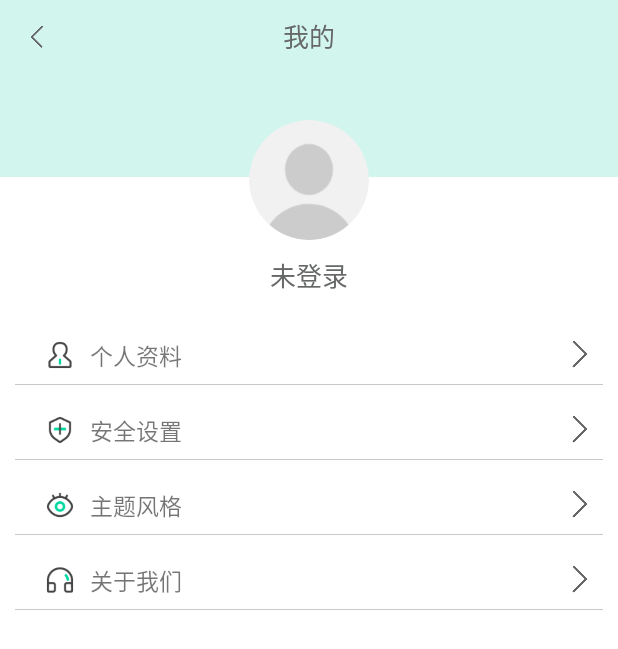
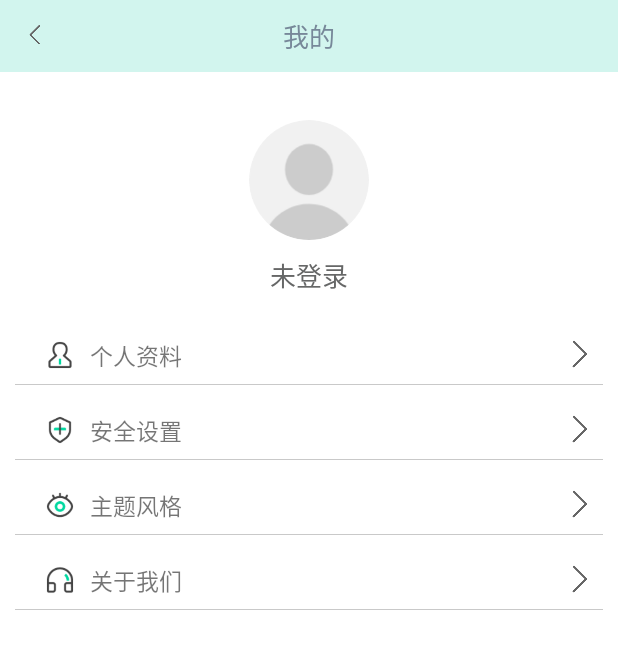
Before and after one commit to MerDuo/jiemo, an Android app: the mine screen opened directly, with no data from a screen before it, on a phone screen of 412 x 824 dp. Shown: the top 649 px of the screen. Run offline under Robolectric (Android 15) with nearby library versions, the phone set to English and light mode, and no system bars; libraries missing offline, so code that uses them is left out: com.zhy.changeskin; 2 statements that could not run were skipped.

```diff
--- a/app/src/main/java/cn/edu/cdut/jiemo/diary/DiaryBean.java
+++ b/app/src/main/java/cn/edu/cdut/jiemo/diary/DiaryBean.java
@@ -9,4 +9,5 @@ public class DiaryBean {
     public String diarytime;
     public String diarycategory;
     public int background;
+    public String uname;
 }
--- a/app/src/main/java/cn/edu/cdut/jiemo/login.java
+++ b/app/src/main/java/cn/edu/cdut/jiemo/login.java
@@ -158,6 +158,8 @@ public class login extends AppCompatActivity{
         SharedPreferences.Editor editor=sp.edit();
         //存入boolean类型的登录状态
         editor.putBoolean("isLogin", status);
+        // 删除用户名
+        editor.putString("loginUserName", "");
         //提交修改
         editor.commit();
     }
--- a/app/src/main/java/cn/edu/cdut/jiemo/mine/mine.java
+++ b/app/src/main/java/cn/edu/cdut/jiemo/mine/mine.java
@@ -6,6 +6,7 @@ import android.os.Bundle;
 import android.util.Log;
 import android.view.View;
 import android.widget.Button;
+import android.widget.ImageView;
 import android.widget.TextView;
 
 import com.zhy.changeskin.SkinManager;
@@ -14,6 +15,8 @@ import androidx.appcompat.app.ActionBar;
 import androidx.appcompat.app.AppCompatActivity;
 
 import androidx.constraintlayout.widget.ConstraintLayout;
+
+import cn.edu.cdut.jiemo.MainActivity;
 import cn.edu.cdut.jiemo.R;
 import cn.edu.cdut.jiemo.fragment.titleFragment;
 import cn.edu.cdut.jiemo.login;
@@ -64,6 +67,15 @@ public class mine extends AppCompatActivity {
     //设置点击事件函数
     protected void setClickListeners(){
 
+        ImageView returnbtn = findViewById(R.id.returnbtn);
+        returnbtn.setOnClickListener(new View.OnClickListener() {
+            @Override
+            public void onClick(View v) {
+                Intent intent = new Intent(mine.this, MainActivity.class);
+                startActivity(intent);
+            }
+        });
+
         //点击更改主题跳转到更改主题界面
         personalItemActivity changeTheme=findViewById(R.id.theme);
         changeTheme.setOnClickListener(new View.OnClickListener(){
@@ -99,8 +111,8 @@ public class mine extends AppCompatActivity {
         }
         //设置导航栏宽度
         //
-        titleFragment titlefragment=(titleFragment)getSupportFragmentManager().findFragmentById(R.id.title_fragement);
-        titlefragment.setButtompadding(70);
+//        titleFragment titlefragment=(titleFragment)getSupportFragmentManager().findFragmentById(R.id.title_fragement);
+//        titlefragment.setButtompadding(70);
     }
 
     public void refreash(){
@@ -169,6 +181,8 @@ public class mine extends AppCompatActivity {
                 SharedPreferences sp=getSharedPreferences("loginInfo", MODE_PRIVATE);
                 SharedPreferences.Editor editor=sp.edit();
                 editor.putBoolean("isLogin", false);
+                // 删除用户名
+                editor.putString("loginUserName","");
                 editor.commit();
                 //恢复默认主题色
                 SkinManager.getInstance().changeSkin("");
--- a/app/src/main/res/layout/activity_mine.xml
+++ b/app/src/main/res/layout/activity_mine.xml
@@ -9,12 +9,17 @@
     android:background="@drawable/sk_bg"
     android:tag="skin:sk_bg:background">
 
-    <fragment
-        android:id="@+id/title_fragement"
+<!--    <fragment-->
+<!--        android:id="@+id/title_fragement"-->
+<!--        android:layout_width="match_parent"-->
+<!--        android:layout_height="wrap_content"-->
+<!--        android:name="cn.edu.cdut.jiemo.fragment.titleFragment"-->
+<!--        tools:ignore="MissingConstraints" />-->
+    <cn.edu.cdut.jiemo.diary.Top2View
         android:layout_width="match_parent"
         android:layout_height="wrap_content"
-        android:name="cn.edu.cdut.jiemo.fragment.titleFragment"
-        tools:ignore="MissingConstraints" />
+        app:top2_text="我的"
+        app:top2_color="#778899"/>
 
     <androidx.constraintlayout.widget.Guideline
         android:id="@+id/guideline_imge"
```
Also changed, not shown: app/src/main/java/cn/edu/cdut/jiemo/diary/diaryWrite.java (+41 -12 lines), app/src/main/java/cn/edu/cdut/jiemo/fragment/diaryFragment.java (+49 -3 lines), app/src/main/java/cn/edu/cdut/jiemo/schedule/sqLite.java (+37 -8 lines), app/src/main/res/drawable/diarybackground_blue.jpg (added), app/src/main/res/drawable/jiemo.jpg (added).
